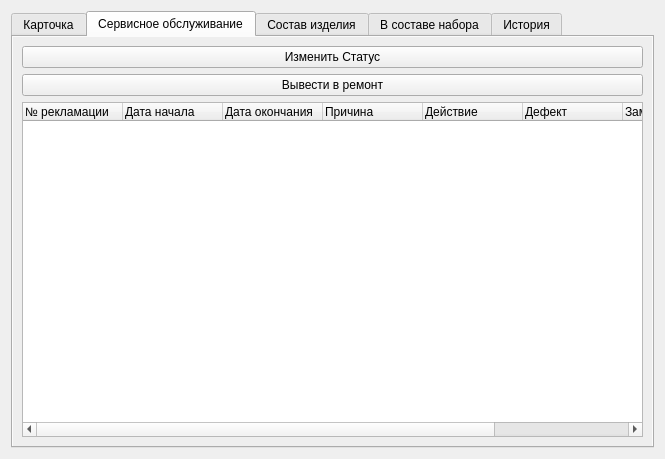
First picture: the form in Remont/cardprodwindow.ui, repository AlexeyScherbakov2021/Remont2, before the edit.
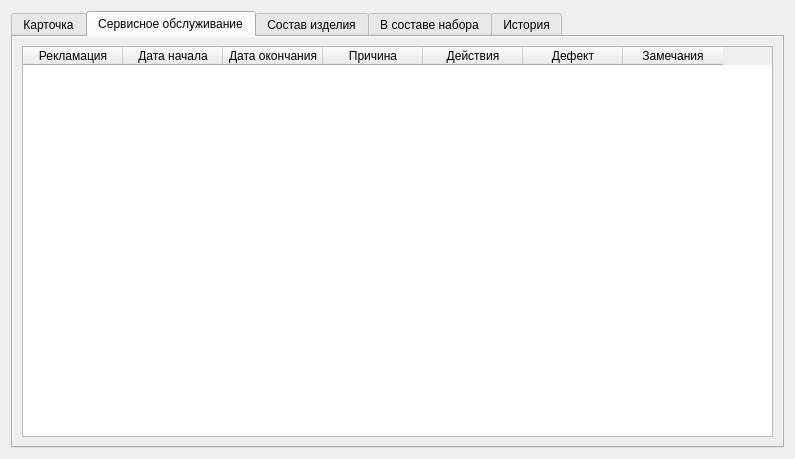
Second picture: the form after the edit. The open tabs and pages were chosen to show the change.

What changed in the file:
```diff
--- a/Remont/cardprodwindow.ui
+++ b/Remont/cardprodwindow.ui
@@ -6,7 +6,7 @@
    <rect>
     <x>0</x>
     <y>0</y>
-    <width>665</width>
+    <width>795</width>
     <height>459</height>
    </rect>
   </property>
@@ -17,7 +17,8 @@
    <item row="0" column="0">
     <widget class="QTabWidget" name="tabWidget">
      <property name="styleSheet">
-      <string notr="true">QWidget#tab, QWidget#tab_2 {
+      <string notr="true">QWidget#tab, QWidget#tab_2, QWidget#tab_3,
+QWidget#tab_4,QWidget#tab_5 {
 background-color: #eeeeee
 }</string>
      </property>
@@ -292,33 +293,10 @@
       </attribute>
       <layout class="QVBoxLayout" name="verticalLayout_3">
        <item>
-        <widget class="QPushButton" name="pbEditStatus">
-         <property name="text">
-          <string>Изменить Статус</string>
-         </property>
-        </widget>
-       </item>
-       <item>
-        <widget class="QPushButton" name="pbAddRemont">
-         <property name="text">
-          <string>Вывести в ремонт</string>
-         </property>
-        </widget>
-       </item>
-       <item>
-        <widget class="QTreeWidget" name="trwRemont">
-         <property name="animated">
-          <bool>true</bool>
-         </property>
-         <property name="wordWrap">
-          <bool>true</bool>
-         </property>
-         <attribute name="headerHighlightSections">
-          <bool>true</bool>
-         </attribute>
+        <widget class="QTableWidget" name="twRemont">
          <column>
           <property name="text">
-           <string>№ рекламации</string>
+           <string>Рекламация</string>
           </property>
          </column>
          <column>
@@ -338,7 +316,7 @@
          </column>
          <column>
           <property name="text">
-           <string>Действие</string>
+           <string>Действия</string>
           </property>
          </column>
          <column>
@@ -348,12 +326,7 @@
          </column>
          <column>
           <property name="text">
-           <string>Замечание</string>
-          </property>
-         </column>
-         <column>
-          <property name="text">
-           <string>Статус</string>
+           <string>Замечания</string>
           </property>
          </column>
         </widget>
```
Left out of the diff: 6 changed lines with no effect on the pictures.
